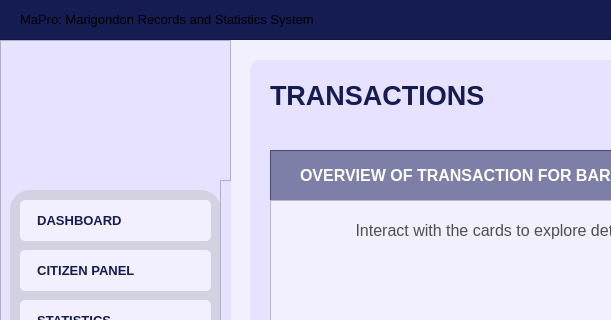
First picture: the form in Resources/UIs/MainPages/transactions.ui, repository Yohhannn/Barangay-Records-Statistics-System, before the edit; both pictures show x 0 to 611 and y 0 to 320 of the 1350 by 850 pixel window.
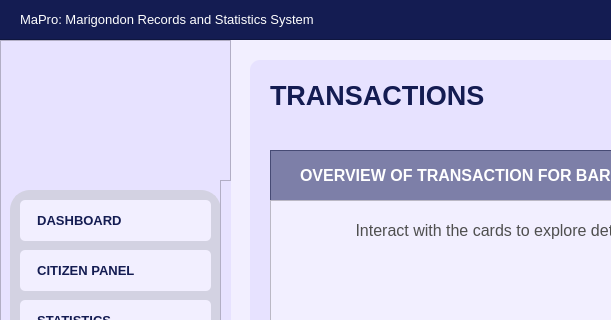
Second picture: the form after the edit. Icons and pictures are not drawn.

What changed in the file:
```diff
--- a/Resources/UIs/MainPages/transactions.ui
+++ b/Resources/UIs/MainPages/transactions.ui
@@ -778,7 +778,7 @@
     <property name="styleSheet">
      <string notr="true">#app_title {
 	background-color: transparent;
-	color: #white;
+	color: #FFFFFF;
 }
 </string>
     </property>
```
